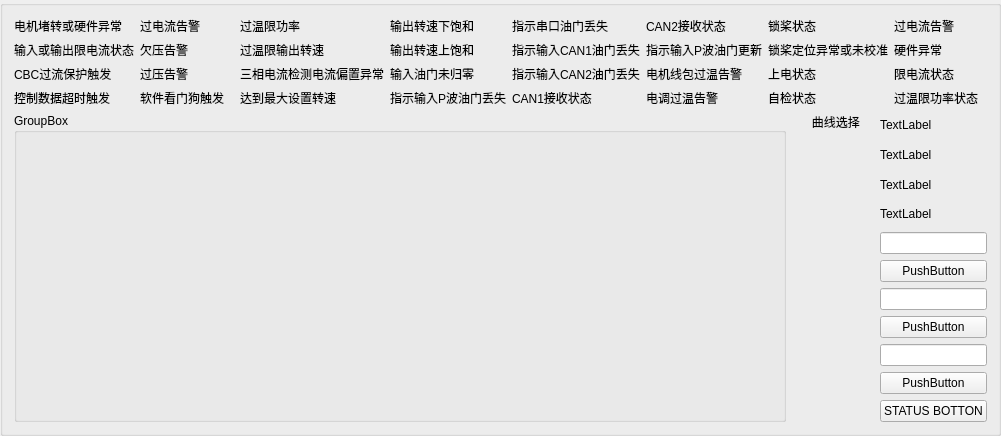
Qt form MotorTest/motor.ui (Cooperxe/Bullet_farm) before a commit.
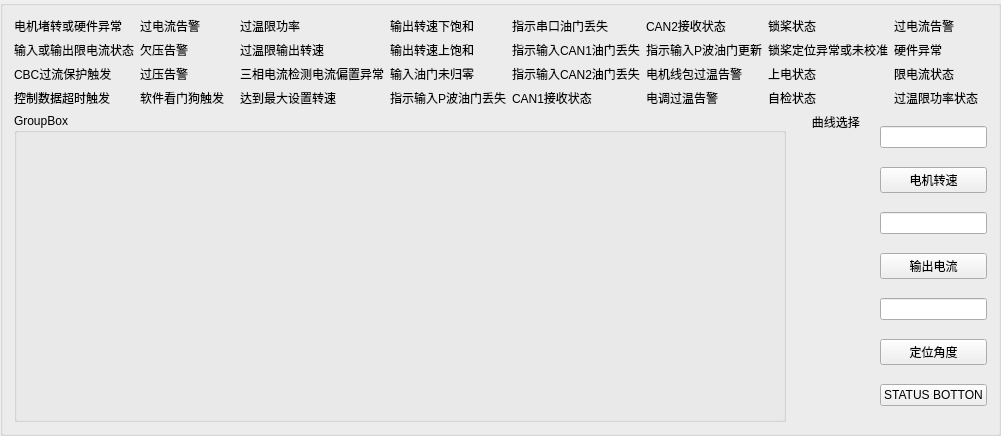
The same form after that commit. Custom widgets are drawn as their Qt base class.

```diff
--- a/MotorTest/motor.ui
+++ b/MotorTest/motor.ui
@@ -293,61 +293,33 @@
    </item>
    <item row="1" column="2">
     <layout class="QVBoxLayout" name="verticalLayout_3">
-     <item>
-      <widget class="QLabel" name="label_34">
-       <property name="text">
-        <string>TextLabel</string>
-       </property>
-      </widget>
-     </item>
-     <item>
-      <widget class="QLabel" name="label_35">
-       <property name="text">
-        <string>TextLabel</string>
-       </property>
-      </widget>
-     </item>
-     <item>
-      <widget class="QLabel" name="label_36">
-       <property name="text">
-        <string>TextLabel</string>
-       </property>
-      </widget>
-     </item>
-     <item>
-      <widget class="QLabel" name="label_37">
-       <property name="text">
-        <string>TextLabel</string>
-       </property>
-      </widget>
-     </item>
      <item>
       <widget class="QLineEdit" name="lineEdit"/>
      </item>
      <item>
       <widget class="QPushButton" name="pushButton">
        <property name="text">
-        <string>PushButton</string>
+        <string>电机转速</string>
        </property>
       </widget>
      </item>
      <item>
       <widget class="QLineEdit" name="lineEdit_2"/>
      </item>
-     <item>
-      <widget class="QPushButton" name="pushButton_3">
-       <property name="text">
-        <string>PushButton</string>
-       </property>
-      </widget>
-     </item>
-     <item>
-      <widget class="QLineEdit" name="lineEdit_3"/>
-     </item>
      <item>
       <widget class="QPushButton" name="pushButton_2">
        <property name="text">
-        <string>PushButton</string>
+        <string>输出电流</string>
+       </property>
+      </widget>
+     </item>
+     <item>
+      <widget class="QLineEdit" name="lineEdit_3"/>
+     </item>
+     <item>
+      <widget class="QPushButton" name="pushButton_3">
+       <property name="text">
+        <string>定位角度</string>
        </property>
       </widget>
      </item>
```
